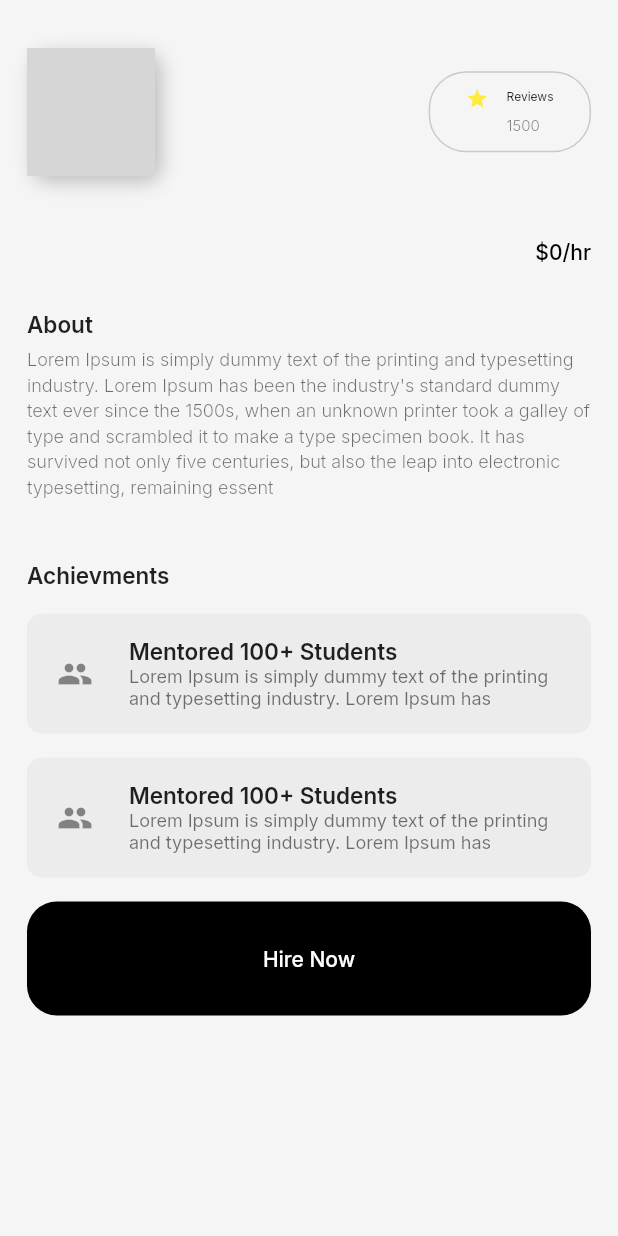
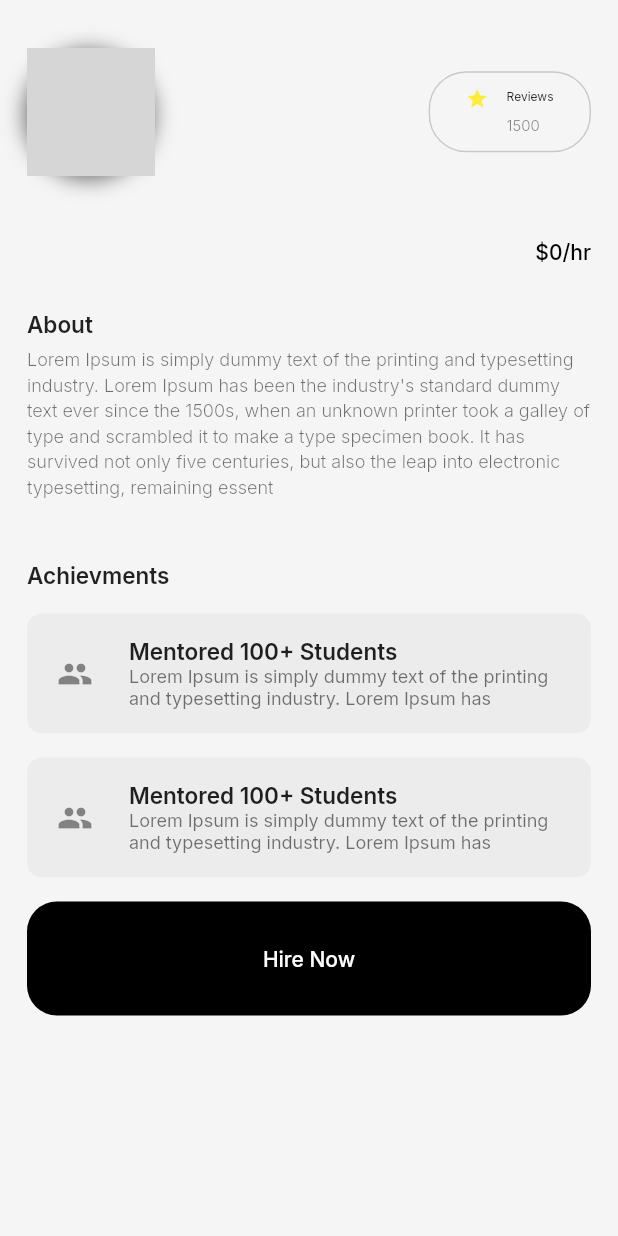
Before and after one commit to betaoverflow/eklavya, a Flutter app: the ProfilePage screen opened directly with empty values, on a phone screen of 412 x 824 dp. Run offline on Flutter 3.47's test engine with Material 2 defaults, Android fonts, the phone set to English and light mode, and no system bars; our stand-ins replace bubble_bottom_bar, cloud_firestore, firebase_auth, firebase_core, firebase_storage, flutter_svg and 3 more; missing offline and left inert: razorpay_flutter; accounts and stored records are empty; network calls fail; grey boxes are pictures that could not be loaded.

Commit message:
UI: Update box shadow in profile images
Signed-off-by: Aabhas <aabhassao0@gmail.com>

```diff
--- a/lib/screens/profileScreen.dart
+++ b/lib/screens/profileScreen.dart
@@ -26,16 +26,16 @@ class ProfilePage extends StatelessWidget {
               height: 85,
               width: 85,
               decoration: BoxDecoration(
-                borderRadius: BorderRadius.circular(10),
+                borderRadius: BorderRadius.circular(50),
                 image: DecorationImage(
                   image: AssetImage(model.image),
                 ),
                 boxShadow: <BoxShadow>[
                   BoxShadow(
-                    blurRadius: 10,
-                    color: Colors.grey.shade400,
-                    offset: Offset(4, 4),
-                  ),
+                    blurRadius: 12,
+                    color: Colors.grey.shade700,
+                    offset: Offset(-1, 2),
+                  )
                 ],
               ),
             ),
```
Also changed, not shown: lib/screens/mentorship.dart (+6 -5 lines).
